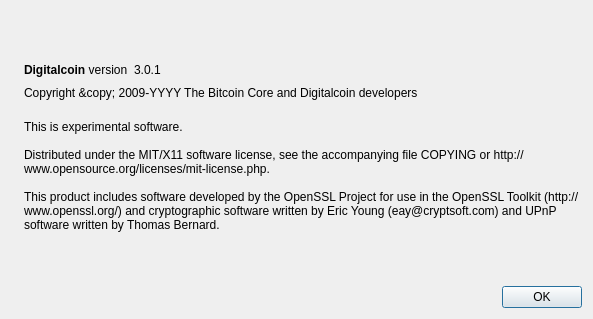
Qt form src/qt/forms/aboutdialog.ui (DGCDev/digitalcoin) before a commit.
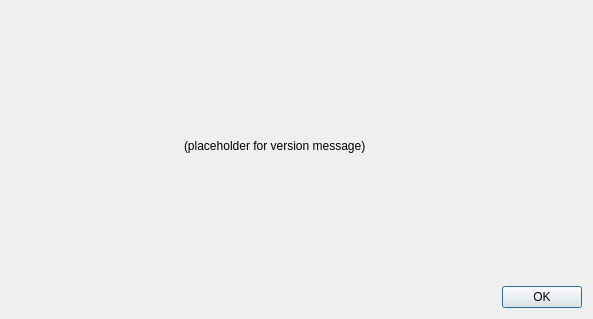
The same form after that commit. Icons and pictures are not drawn.

Commit message:
Add 'about' information to `-version` output Adds a copyright and attribution message to the `-version` output (the same as shown in the About dialog in the GUI).
Move the message to a function LicenseInfo in init.cpp.

Diff of the .ui file:
```diff
--- a/src/qt/forms/aboutdialog.ui
+++ b/src/qt/forms/aboutdialog.ui
@@ -43,76 +43,14 @@
       </spacer>
      </item>
      <item>
-      <layout class="QHBoxLayout" name="horizontalLayout">
-       <item>
-        <widget class="QLabel" name="label">
-         <property name="cursor">
-          <cursorShape>IBeamCursor</cursorShape>
-         </property>
-         <property name="text">
-          <string>&lt;html&gt;&lt;head/&gt;&lt;body&gt;&lt;p&gt;&lt;span style=&quot; font-weight:600;&quot;&gt;Digitalcoin&lt;/span&gt; version&lt;/p&gt;&lt;/body&gt;&lt;/html&gt;</string>
-         </property>
-         <property name="textInteractionFlags">
-          <set>Qt::LinksAccessibleByMouse|Qt::TextSelectableByKeyboard|Qt::TextSelectableByMouse</set>
-         </property>
-        </widget>
-       </item>
-       <item>
-        <widget class="QLabel" name="versionLabel">
-         <property name="cursor">
-          <cursorShape>IBeamCursor</cursorShape>
-         </property>
-         <property name="text">
-          <string notr="true">&lt;html&gt;&lt;head/&gt;&lt;body&gt;&lt;p&gt;3.0.1&lt;/p&gt;&lt;/body&gt;&lt;/html&gt;</string>
-         </property>
-         <property name="textInteractionFlags">
-          <set>Qt::LinksAccessibleByMouse|Qt::TextSelectableByKeyboard|Qt::TextSelectableByMouse</set>
-         </property>
-        </widget>
-       </item>
-       <item>
-        <spacer name="horizontalSpacer">
-         <property name="orientation">
-          <enum>Qt::Horizontal</enum>
-         </property>
-         <property name="sizeHint" stdset="0">
-          <size>
-           <width>40</width>
-           <height>20</height>
-          </size>
-         </property>
-        </spacer>
-       </item>
-      </layout>
-     </item>
-     <item>
-      <widget class="QLabel" name="copyrightLabel">
+      <widget class="QLabel" name="versionLabel">
        <property name="cursor">
         <cursorShape>IBeamCursor</cursorShape>
        </property>
        <property name="text">
-        <string notr="true">&lt;html&gt;&lt;head/&gt;&lt;body&gt;&lt;p&gt;Copyright &amp;amp;copy; 2009-YYYY The Bitcoin Core and Digitalcoin developers&lt;/p&gt;&lt;/body&gt;&lt;/html&gt;</string>
-       </property>
-       <property name="textFormat">
-        <enum>Qt::RichText</enum>
-       </property>
-       <property name="textInteractionFlags">
-        <set>Qt::LinksAccessibleByMouse|Qt::TextSelectableByKeyboard|Qt::TextSelectableByMouse</set>
-       </property>
-      </widget>
-     </item>
-     <item>
-      <widget class="QLabel" name="label_2">
-       <property name="cursor">
-        <cursorShape>IBeamCursor</cursorShape>
-       </property>
-       <property name="text">
-        <string>
-This is experimental software.
-
-Distributed under the MIT/X11 software license, see the accompanying file COPYING or http://www.opensource.org/licenses/mit-license.php.
-
-This product includes software developed by the OpenSSL Project for use in the OpenSSL Toolkit (http://www.openssl.org/) and cryptographic software written by Eric Young (eay@cryptsoft.com) and UPnP software written by Thomas Bernard.</string>
+        <string notr="true">
+		(placeholder for version message)
+		</string>
        </property>
        <property name="wordWrap">
         <bool>true</bool>
```
The commit also changes 4 other files.
